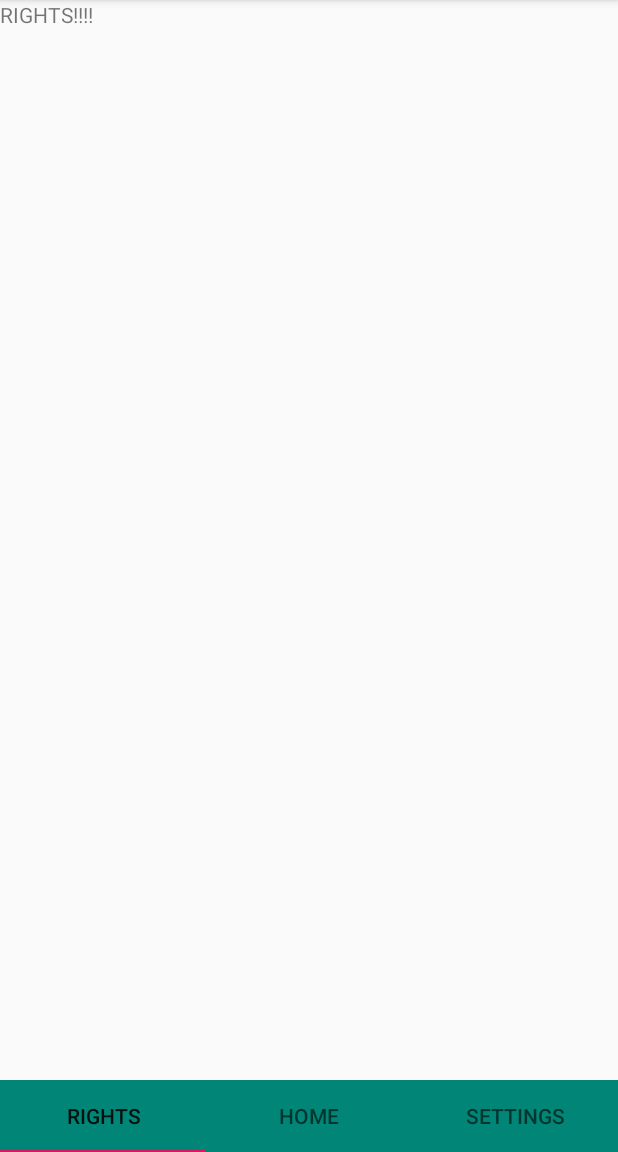
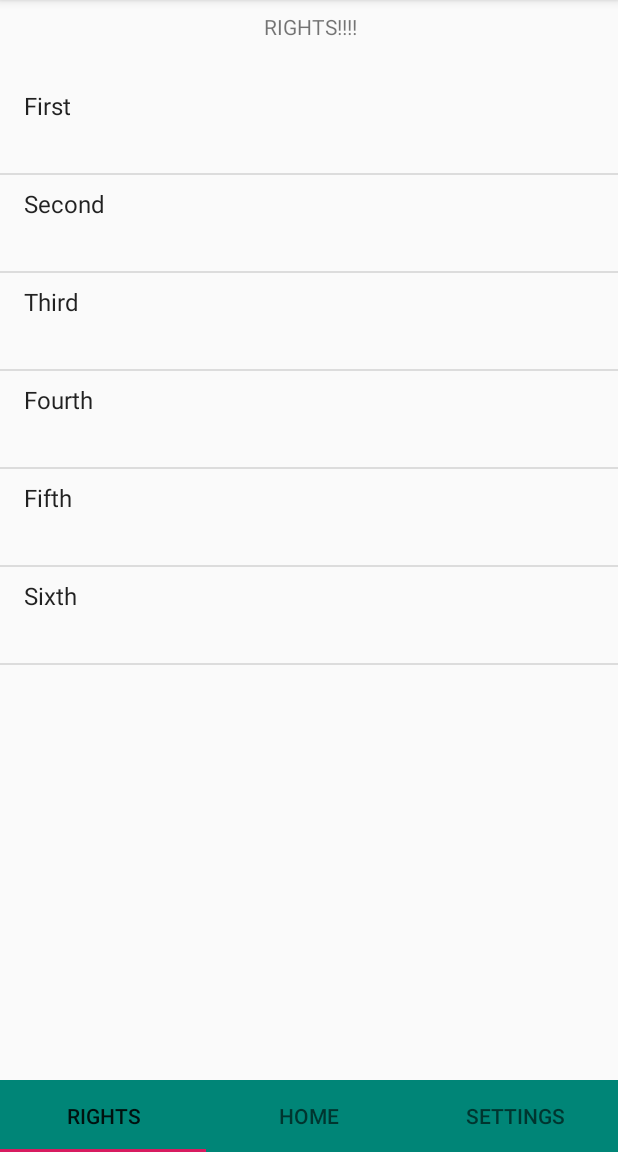
Before and after one commit to dariomolina93/Alerta, an Android app: the Rights screen opened directly, with no data from a screen before it, on a phone screen of 412 x 824 dp, the part 84-1236 px from its top. Run offline under Robolectric (Android 15) with nearby library versions, the phone set to English and light mode, and no system bars; our stand-ins replace AdMob; 4 statements that could not run were skipped.

Commit message:
The rights page now displays rows of data that can expand when pressed on.

```diff
--- a/app/src/main/java/com/example/dariomolina/alerta/Fragments/Rights.java
+++ b/app/src/main/java/com/example/dariomolina/alerta/Fragments/Rights.java
@@ -3,23 +3,41 @@ package com.example.dariomolina.alerta.Fragments;
 import android.os.Build;
 import android.support.v4.app.Fragment;
 import android.os.Bundle;
+import android.util.Log;
 import android.view.LayoutInflater;
 import android.view.View;
 import android.view.ViewGroup;
+import android.widget.AdapterView;
+import android.widget.ArrayAdapter;
+import android.widget.ListView;
+import android.widget.SimpleAdapter;
+import android.widget.TextView;
+
 import com.example.dariomolina.alerta.R;
 import com.google.android.gms.ads.AdRequest;
 import com.google.android.gms.ads.AdView;
 import com.google.android.gms.ads.MobileAds;
 
+import java.util.ArrayList;
+import java.util.HashMap;
+import java.util.List;
+import java.util.Map;
+
 
 public class Rights extends Fragment {
 
     private AdView mAdView;
+    private String[] rights;
+    private String[] description;
 
     @Override
     public View onCreateView(LayoutInflater inflater, ViewGroup container,
                              Bundle savedInstanceState) {
         View view = inflater.inflate(R.layout.rights, container, false);
+
+        this.rights = getActivity().getResources().getStringArray(R.array.your_rights);
+        this.description = getActivity().getResources().getStringArray(R.array.description);
+        setupListView(view);
 
         if (Build.VERSION.SDK_INT >= Build.VERSION_CODES.M) {
             MobileAds.initialize(getContext(), "ca-app-pub-3940256099942544~3347511713");
@@ -31,4 +49,56 @@ public class Rights extends Fragment {
         return view;
     }
 
+    public void addData(List<List<String>> list) {
+        if(rights.length != description.length){
+            Log.i("RightsData","title and description missed match.");
+            return;
+        }
+        for(int i = 0; i < rights.length; i++) {
+            list.add(new ArrayList<String>());
+            list.get(i).add(rights[i]);
+            list.get(i).add(description[i]);
+        }
+    }
+
+    public void setupListView(View view) {
+        if(rights.length != description.length) {
+            Log.i("RightsData","title and description missed match.");
+            return;
+        }
+        List<List<String>> rightsData = new ArrayList<>();
+        this.addData(rightsData);
+
+        ListView listView = view.findViewById(R.id.rights_list);
+        ArrayAdapter adapter = new ArrayAdapter(getContext(), android.R.layout.simple_list_item_2, android.R.id.text1, rightsData) {
+            @Override
+            public View getView(int position, View convertView, ViewGroup parent) {
+                View view = super.getView(position, convertView, parent);
+                TextView text1 = view.findViewById(android.R.id.text1);
+                TextView text2 = view.findViewById(android.R.id.text2);
+
+                text1.setText(rights[position]);
+                text2.setText(description[position]);
+                text2.setVisibility(View.GONE);
+                return view;
+            }
+        };
+
+        AdapterView.OnItemClickListener itemClickListener = new AdapterView.OnItemClickListener() {
+            public void onItemClick(AdapterView<?> listView,
+                                    View itemView,
+                                    int position,
+                                    long id) {
+                TextView textView = itemView.findViewById(android.R.id.text2);
+                if(textView.getVisibility() == View.GONE) {
+                    textView.setVisibility(View.VISIBLE);
+                } else {
+                    textView.setVisibility(View.GONE);
+                }
+            }
+        };
+
+        listView.setAdapter(adapter);
+        listView.setOnItemClickListener(itemClickListener);
+    }
 }
--- a/app/src/main/res/layout/rights.xml
+++ b/app/src/main/res/layout/rights.xml
@@ -1,21 +1,58 @@
 <?xml version="1.0" encoding="utf-8"?>
-<RelativeLayout
-    xmlns:android="http://schemas.android.com/apk/res/android" android:layout_width="match_parent"
+<android.support.constraint.ConstraintLayout
+    xmlns:android="http://schemas.android.com/apk/res/android"
+    xmlns:app="http://schemas.android.com/apk/res-auto"
+    xmlns:tools="http://schemas.android.com/tools"
+    android:layout_width="match_parent"
     android:layout_height="match_parent">
 
     <TextView
+        android:id="@+id/textView"
+        android:layout_width="wrap_content"
+        android:layout_height="wrap_content"
+        android:layout_marginStart="175dp"
+        android:layout_marginLeft="175dp"
+        android:layout_marginTop="8dp"
+        android:layout_marginEnd="174dp"
+        android:layout_marginRight="174dp"
+        android:text="RIGHTS!!!!"
+        app:layout_constraintEnd_toEndOf="parent"
+        app:layout_constraintStart_toStartOf="parent"
+        app:layout_constraintTop_toTopOf="parent" />
+
+
+    <LinearLayout
+        android:id="@+id/linearLayout"
         android:layout_width="match_parent"
-        android:layout_height="match_parent"
-        android:text="RIGHTS!!!!"/>
+        android:layout_height="0dp"
+        android:layout_marginTop="8dp"
+        android:layout_marginBottom="1dp"
+        android:orientation="vertical"
+        app:layout_constraintBottom_toTopOf="@+id/adView"
+        app:layout_constraintTop_toBottomOf="@+id/textView">
 
-    <com.google.android.gms.ads.AdView
-        xmlns:ads="http://schemas.android.com/apk/res-auto"
+        <ListView
+            android:id="@+id/rights_list"
+            style="@style/Widget.AppCompat.ListView"
+            android:layout_width="match_parent"
+            android:layout_height="match_parent"
+            android:layout_marginTop="16dp"
+            android:scrollbars="vertical"
+            app:layout_constraintBottom_toBottomOf="parent"
+            app:layout_constraintEnd_toEndOf="parent"
+            app:layout_constraintHorizontal_bias="1.0"
+            app:layout_constraintStart_toStartOf="parent"
+            app:layout_constraintTop_toBottomOf="@+id/textView" />
+    </LinearLayout>
+
+    <com.google.android.gms.ads.AdView xmlns:ads="http://schemas.android.com/apk/res-auto"
         android:id="@+id/adView"
         android:layout_width="match_parent"
-        android:layout_height="wrap_content"
+        android:layout_height="0dp"
+        android:layout_alignParentBottom="true"
         ads:adSize="SMART_BANNER"
-        android:layout_alignParentBottom="true"
-        ads:adUnitId="ca-app-pub-3940256099942544/6300978111">
-    </com.google.android.gms.ads.AdView>
+        ads:adUnitId="ca-app-pub-3940256099942544/6300978111"
+        ads:layout_constraintBottom_toBottomOf="parent"
+        ads:layout_constraintStart_toStartOf="parent"></com.google.android.gms.ads.AdView>
 
-</RelativeLayout>
+</android.support.constraint.ConstraintLayout>
--- a/app/src/main/res/layout/settings.xml
+++ b/app/src/main/res/layout/settings.xml
@@ -4,6 +4,7 @@
     xmlns:android="http://schemas.android.com/apk/res/android"
     xmlns:app="http://schemas.android.com/apk/res-auto"
     xmlns:tools="http://schemas.android.com/tools"
+    android:animateLayoutChanges="true"
     android:layout_width="match_parent"
     android:layout_height="match_parent"
     android:focusableInTouchMode="true"
--- a/app/src/main/res/values/strings.xml
+++ b/app/src/main/res/values/strings.xml
@@ -19,4 +19,22 @@
     <string name="contacts_title">Contacts</string>
     <string name="remove_button">REMOVE</string>
     <string name="add_button">ADD</string>
+
+    <!-- Rights view layout -->
+    <array name="your_rights">
+        <item>First</item>
+        <item>Second</item>
+        <item>Third</item>
+        <item>Fourth</item>
+        <item>Fifth</item>
+        <item>Sixth</item>
+    </array>
+    <array name="description">
+        <item>Lorem ipsum dolor sit amet, consectetur adipiscing elit, sed do eiusmod tempor incididunt ut labore et dolore magna aliqua. Ut enim ad minim veniam, quis nostrud exercitation ullamco laboris nisi ut aliquip ex ea commodo consequat.</item>
+        <item>Lorem ipsum dolor sit amet, consectetur adipiscing elit, sed do eiusmod tempor incididunt ut labore et dolore magna aliqua. Ut enim ad minim veniam, quis nostrud exercitation ullamco laboris nisi ut aliquip ex ea commodo consequat.</item>
+        <item>Lorem ipsum dolor sit amet, consectetur adipiscing elit, sed do eiusmod tempor incididunt ut labore et dolore magna aliqua. Ut enim ad minim veniam, quis nostrud exercitation ullamco laboris nisi ut aliquip ex ea commodo consequat.</item>
+        <item>Lorem ipsum dolor sit amet, consectetur adipiscing elit, sed do eiusmod tempor incididunt ut labore et dolore magna aliqua. Ut enim ad minim veniam, quis nostrud exercitation ullamco laboris nisi ut aliquip ex ea commodo consequat.</item>
+        <item>Lorem ipsum dolor sit amet, consectetur adipiscing elit, sed do eiusmod tempor incididunt ut labore et dolore magna aliqua. Ut enim ad minim veniam, quis nostrud exercitation ullamco laboris nisi ut aliquip ex ea commodo consequat.</item>
+        <item>Lorem ipsum dolor sit amet, consectetur adipiscing elit, sed do eiusmod tempor incididunt ut labore et dolore magna aliqua. Ut enim ad minim veniam, quis nostrud exercitation ullamco laboris nisi ut aliquip ex ea commodo consequat.</item>
+    </array>
 </resources>
```
